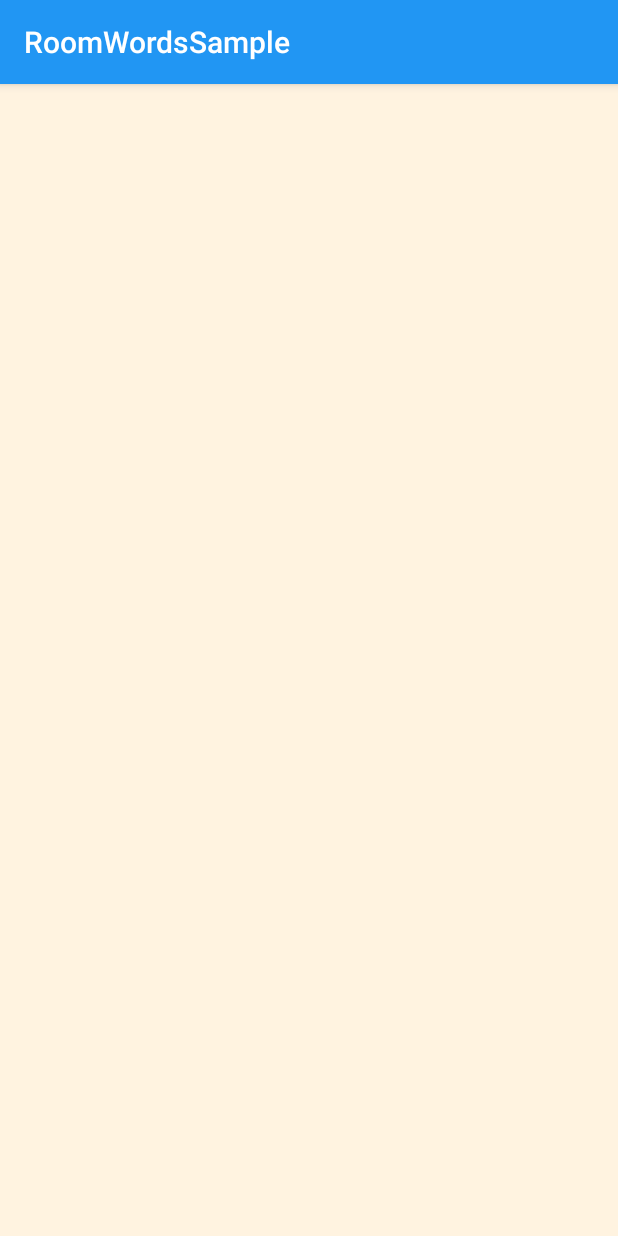
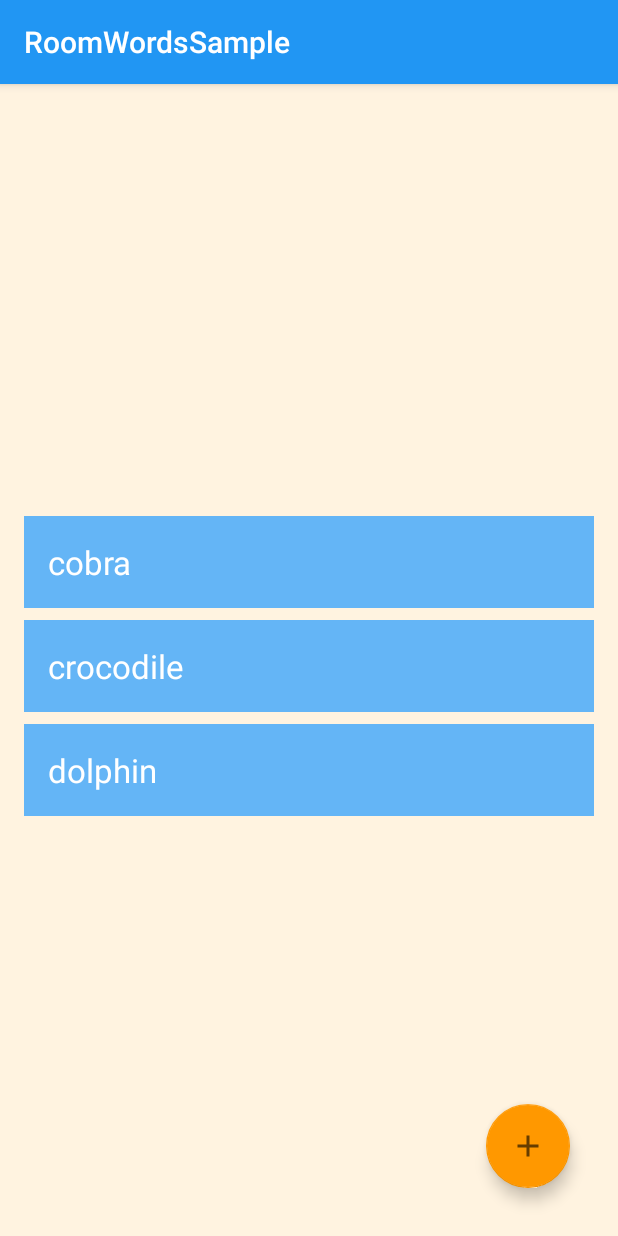
Before and after one commit to thatsabhi22/aad_datap_roomWord_Sample, an Android app: the screen it shows after launch (MainActivity), on a phone screen of 412 x 824 dp. Run offline under Robolectric (Android 15) with nearby library versions, the phone set to English and light mode, and no system bars; our stand-ins replace Room's generated code.

Commit message:
App up and running , working as required in the codelab

```diff
--- a/app/src/main/java/com/theleafapps/pro/roomwordssample/MainActivity.java
+++ b/app/src/main/java/com/theleafapps/pro/roomwordssample/MainActivity.java
@@ -1,14 +1,68 @@
 package com.theleafapps.pro.roomwordssample;
 
+import android.content.Intent;
 import android.os.Bundle;
+import android.view.View;
+import android.widget.Toast;
 
+import androidx.annotation.Nullable;
 import androidx.appcompat.app.AppCompatActivity;
+import androidx.lifecycle.Observer;
+import androidx.lifecycle.ViewModelProvider;
+import androidx.recyclerview.widget.LinearLayoutManager;
+import androidx.recyclerview.widget.RecyclerView;
+
+import com.google.android.material.floatingactionbutton.FloatingActionButton;
+
+import java.util.List;
 
 public class MainActivity extends AppCompatActivity {
+
+    private WordViewModel mWordViewModel;
+    public static final int NEW_WORD_ACTIVITY_REQUEST_CODE = 1;
 
     @Override
     protected void onCreate(Bundle savedInstanceState) {
         super.onCreate(savedInstanceState);
         setContentView(R.layout.activity_main);
+
+        FloatingActionButton fab = findViewById(R.id.fab);
+
+        fab.setOnClickListener(new View.OnClickListener() {
+            @Override
+            public void onClick(View view) {
+                Intent intent = new Intent(MainActivity.this, NewWordActivity.class);
+                startActivityForResult(intent, NEW_WORD_ACTIVITY_REQUEST_CODE);
+            }
+        });
+
+        RecyclerView recyclerView = findViewById(R.id.recyclerview);
+        final WordListAdapter adapter = new WordListAdapter(this);
+        recyclerView.setAdapter(adapter);
+        recyclerView.setLayoutManager(new LinearLayoutManager(this));
+
+        mWordViewModel = new ViewModelProvider(this).get(WordViewModel.class);
+
+        mWordViewModel.getmAllWords().observe(this, new Observer<List<Word>>() {
+            @Override
+            public void onChanged(@Nullable final List<Word> words) {
+                // Update the cached copy of the words in the adapter.
+                adapter.setWords(words);
+            }
+        });
+    }
+
+    public void onActivityResult(int requestCode, int resultCode, Intent data) {
+        super.onActivityResult(requestCode, resultCode, data);
+
+        if (requestCode == NEW_WORD_ACTIVITY_REQUEST_CODE && resultCode == RESULT_OK) {
+            Word word = new Word(data.getStringExtra(NewWordActivity.EXTRA_REPLY));
+            mWordViewModel.insert(word);
+        } else {
+            Toast.makeText(
+                    getApplicationContext(),
+                    R.string.empty_not_saved,
+                    Toast.LENGTH_LONG).show();
+        }
     }
 }
--- a/app/src/main/java/com/theleafapps/pro/roomwordssample/Word.java
+++ b/app/src/main/java/com/theleafapps/pro/roomwordssample/Word.java
@@ -17,7 +17,8 @@ public class Word {
         this.mWord = word;
     }
 
-    public String getmWord() {
+    @NonNull
+    public String getWord() {
         return this.mWord;
     }
 }
--- /dev/null
+++ b/app/src/main/java/com/theleafapps/pro/roomwordssample/WordListAdapter.java
@@ -0,0 +1,63 @@
+package com.theleafapps.pro.roomwordssample;
+
+import android.content.Context;
+import android.view.LayoutInflater;
+import android.view.View;
+import android.view.ViewGroup;
+import android.widget.TextView;
+
+import androidx.annotation.NonNull;
+import androidx.recyclerview.widget.RecyclerView;
+
+import java.util.List;
+
+public class WordListAdapter extends RecyclerView.Adapter<WordListAdapter.WordViewHolder> {
+
+    private final LayoutInflater mInflater;
+    private List<Word> mWords; // Cached copy of words
+
+    WordListAdapter(Context context) {
+        mInflater = LayoutInflater.from(context);
+    }
+
+    @NonNull
+    @Override
+    public WordListAdapter.WordViewHolder onCreateViewHolder(@NonNull ViewGroup parent, int viewType) {
+        View itemView = mInflater.inflate(R.layout.recyclerview_item, parent, false);
+        return new WordViewHolder(itemView);
+    }
+
+    @Override
+    public void onBindViewHolder(@NonNull WordListAdapter.WordViewHolder holder, int position) {
+        if (mWords != null) {
+            Word current = mWords.get(position);
+            holder.wordItemView.setText(current.getWord());
+        } else {
+            // Covers the case of data not being ready yet.
+            holder.wordItemView.setText("No Word");
+        }
+    }
+
+    void setWords(List<Word> words) {
+        mWords = words;
+        notifyDataSetChanged();
+    }
+
+    // getItemCount() is called many times, and when it is first called,
+    // mWords has not been updated (means initially, it's null, and we can't return null).
+    @Override
+    public int getItemCount() {
+        if (mWords != null)
+            return mWords.size();
+        else return 0;
+    }
+
+    class WordViewHolder extends RecyclerView.ViewHolder {
+        private final TextView wordItemView;
+
+        private WordViewHolder(View itemView) {
+            super(itemView);
+            wordItemView = itemView.findViewById(R.id.textView);
+        }
+    }
+}
--- a/app/src/main/java/com/theleafapps/pro/roomwordssample/WordRoomDatabase.java
+++ b/app/src/main/java/com/theleafapps/pro/roomwordssample/WordRoomDatabase.java
@@ -1,15 +1,27 @@
 package com.theleafapps.pro.roomwordssample;
 
 import android.content.Context;
+import android.os.AsyncTask;
 
+import androidx.annotation.NonNull;
 import androidx.room.Database;
 import androidx.room.Room;
 import androidx.room.RoomDatabase;
+import androidx.sqlite.db.SupportSQLiteDatabase;
 
 @Database(entities = {Word.class}, version = 1, exportSchema = false)
 public abstract class WordRoomDatabase extends RoomDatabase {
 
     private static WordRoomDatabase INSTANCE;
+    private static RoomDatabase.Callback sRoomDatabaseCallback =
+            new RoomDatabase.Callback() {
+
+                @Override
+                public void onOpen(@NonNull SupportSQLiteDatabase db) {
+                    super.onOpen(db);
+                    new PopulateDbAsync(INSTANCE).execute();
+                }
+            };
 
     static WordRoomDatabase getDatabase(final Context context) {
         if (INSTANCE == null) {
@@ -18,6 +30,7 @@ public abstract class WordRoomDatabase extends RoomDatabase {
                     INSTANCE = Room.databaseBuilder(context.getApplicationContext(),
                             WordRoomDatabase.class, "word_database")
                             .fallbackToDestructiveMigration()
+                            .addCallback(sRoomDatabaseCallback)
                             .build();
                 }
             }
@@ -26,4 +39,31 @@ public abstract class WordRoomDatabase extends RoomDatabase {
     }
 
     public abstract WordDao wordDao();
+
+    /**
+     * Populate the database in the background.
+     */
+    private static class PopulateDbAsync extends AsyncTask<Void, Void, Void> {
+
+        private final WordDao mDao;
+        String[] words = {"dolphin", "crocodile", "cobra"};
+
+        PopulateDbAsync(WordRoomDatabase db) {
+            mDao = db.wordDao();
+        }
+
+        @Override
+        protected Void doInBackground(final Void... params) {
+            // Start the app with a clean database every time.
+            // Not needed if you only populate the database
+            // when it is first created
+            mDao.deleteAll();
+
+            for (int i = 0; i <= words.length - 1; i++) {
+                Word word = new Word(words[i]);
+                mDao.insert(word);
+            }
+            return null;
+        }
+    }
 }
--- a/app/src/main/res/layout/activity_main.xml
+++ b/app/src/main/res/layout/activity_main.xml
@@ -12,8 +12,19 @@
         android:layout_width="match_parent"
         android:layout_height="wrap_content"
         android:layout_margin="16dp"
+        app:layout_constraintBottom_toBottomOf="parent"
+        app:layout_constraintEnd_toEndOf="parent"
+        app:layout_constraintStart_toStartOf="parent"
         app:layout_constraintTop_toTopOf="parent"
-        tools:layout_editor_absoluteX="16dp"
         tools:listitem="@layout/recyclerview_item" />
 
+    <com.google.android.material.floatingactionbutton.FloatingActionButton
+        android:layout_width="wrap_content"
+        android:id="@+id/fab"
+        android:layout_height="wrap_content"
+        android:layout_margin="32dp"
+        android:src="@drawable/ic_baseline_add_24"
+        app:layout_constraintBottom_toBottomOf="parent"
+        app:layout_constraintEnd_toEndOf="parent" />
+
 </androidx.constraintlayout.widget.ConstraintLayout>
--- a/app/src/main/res/values/colors.xml
+++ b/app/src/main/res/values/colors.xml
@@ -7,4 +7,5 @@
     <color name="colorTextPrimary">@android:color/white</color>
     <color name="colorScreenBackground">#fff3e0</color>
     <color name="colorTextHint">#E0E0E0</color>
+    <color name="buttonLabel">#FFFFFF</color>
 </resources>
--- /dev/null
+++ b/app/src/main/res/values/dimens.xml
@@ -0,0 +1,6 @@
+<?xml version="1.0" encoding="utf-8"?>
+<resources>
+    <dimen name="small_padding">8dp</dimen>
+    <dimen name="big_padding">16dp</dimen>
+    <dimen name="min_height">8dp</dimen>
+</resources>
--- a/app/src/main/res/values/strings.xml
+++ b/app/src/main/res/values/strings.xml
@@ -1,3 +1,6 @@
 <resources>
     <string name="app_name">RoomWordsSample</string>
+    <string name="hint_word">Word...</string>
+    <string name="button_save">Save</string>
+    <string name="empty_not_saved">Word not saved because it is empty.</string>
 </resources>
```
Also changed, not shown: app/build.gradle (+9 -4 lines), app/src/main/java/com/theleafapps/pro/roomwordssample/NewWordActivity.java (+26 -1 lines), app/src/main/res/layout/activity_new_word.xml (+23 -5 lines).
